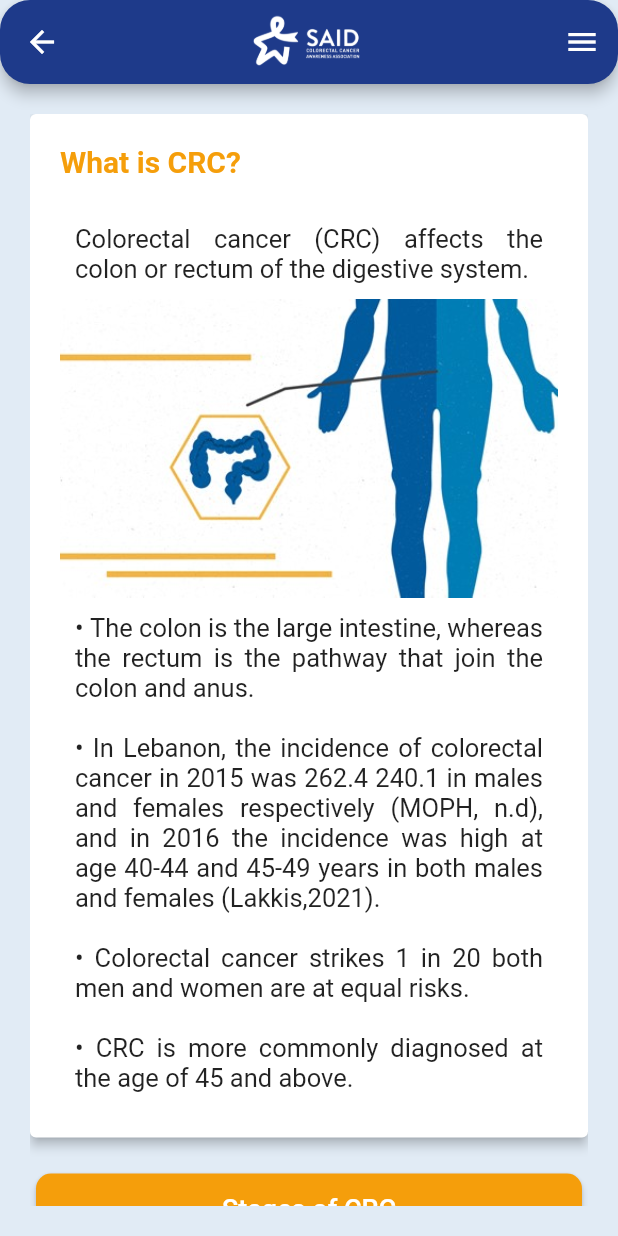
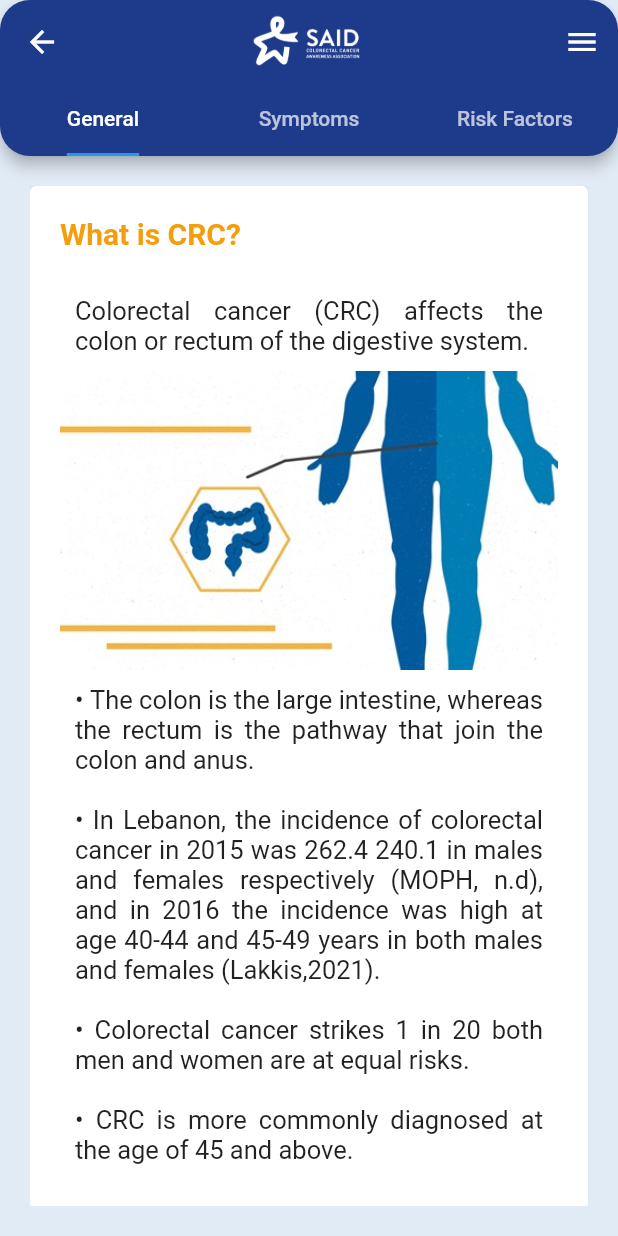
Before and after one commit to mohammed-ezzedine/said, a Flutter app: the screen it shows after launch, after a tap on "What is CRC?", on a phone screen of 412 x 824 dp. Run offline on Flutter 3.47's test engine with Material 2 defaults, Android fonts, the phone set to English and light mode, and no system bars; our stand-ins replace timelines; generated files the repository leaves out were written again.

Commit message:
Move symptoms and risks into introduction

```diff
--- a/lib/components/said-appbar.dart
+++ b/lib/components/said-appbar.dart
@@ -5,7 +5,14 @@
   // Localizations.
 }
 
-saidAppbar({ required BuildContext context, bool withArrowBack = false}) => AppBar(
+const List<Widget> emptyList = [];
+
+saidAppbar({
+  required BuildContext context,
+  bool withArrowBack = false,
+  bool hasTabs = false,
+  List<Widget> tabsIcons = emptyList
+}) => AppBar(
   automaticallyImplyLeading: true,
   title: Image(
     image: AssetImage(
@@ -13,6 +20,13 @@
     ),
     height: 40,
   ),
+  bottom: (hasTabs)? TabBar(
+    tabs: [
+      for (Widget icon in tabsIcons)
+        Tab(icon: icon)
+    ],
+    indicatorSize: TabBarIndicatorSize.label,
+  ): null,
   leading: (withArrowBack)? IconButton(
     onPressed: () {
       Navigator.pop(context);
--- a/lib/components/said-home-card.dart
+++ b/lib/components/said-home-card.dart
@@ -10,7 +10,10 @@
     Color this.textColor = Colors.blue,
     Color this.backgroundColor = Colors.white,
     double this.padLeft = 0,
-    double this.padRight = 0
+    double this.padRight = 0,
+    bool this.hasTabs = false,
+    List<Widget> this.tabsIcons = emptyList,
+    List<Widget> this.tabsBodies = emptyList
   }) : super(key: key);
 
   final String title;
@@ -21,6 +24,11 @@
   final double padLeft;
   final String icon;
 
+  final bool hasTabs;
+  final List<Widget> tabsIcons;
+  final List<Widget> tabsBodies;
+
+  static const List<Widget> emptyList = [];
 
   @override
   Widget build(BuildContext context) {
@@ -37,6 +45,9 @@
             Navigator.push(context, MaterialPageRoute(builder: (context) => SaidScaffold(
               body: linkTo,
               hasParent: true,
+              hasTabs: hasTabs,
+              tabsIcons: tabsIcons,
+              tabsBodies: tabsBodies,
             )));
           },
           child: Padding(
--- a/lib/components/said-scaffold.dart
+++ b/lib/components/said-scaffold.dart
@@ -4,13 +4,39 @@
 import './said-drawer.dart';
 
 class SaidScaffold extends StatelessWidget {
-  const SaidScaffold({ Key? key, required Widget this.body, bool this.hasParent = false }) : super(key: key);
+  const SaidScaffold({
+    Key? key,
+    required Widget this.body,
+    bool this.hasParent = false,
+    bool this.hasTabs = false,
+    List<Widget> this.tabsIcons = emptyList,
+    List<Widget> this.tabsBodies = emptyList
+  }) : super(key: key);
 
   final Widget body;
   final bool hasParent;
+  final bool hasTabs;
+  final List<Widget> tabsIcons;
+  final List<Widget> tabsBodies;
 
-  @override
-  Widget build(BuildContext context) {
+  static const List<Widget> emptyList = [];
+
+  Widget getTabbedScaffold(BuildContext context) {
+    return Scaffold(
+      appBar: saidAppbar(
+        context: context,
+        withArrowBack: hasParent,
+        hasTabs: true,
+        tabsIcons: tabsIcons
+      ),
+      body: TabBarView(
+        children: tabsBodies,
+      ),
+      endDrawer: SaidDrawer(),
+    );
+  }
+
+  Widget getUntabbedScaffold(BuildContext context) {
     return Scaffold(
       appBar: saidAppbar(
         context: context,
@@ -20,4 +46,12 @@
       endDrawer: SaidDrawer(),
     );
   }
+
+  @override
+  Widget build(BuildContext context) {
+    return (hasTabs)?  DefaultTabController(
+      length: tabsIcons.length,
+      child: getTabbedScaffold(context)
+    ) : getUntabbedScaffold(context);
   }
+}
--- a/lib/l10n/app_ar.arb
+++ b/lib/l10n/app_ar.arb
@@ -1,11 +1,14 @@
 {
+    "general": "عام",
     "introduction": "ما هو سرطان القولون؟",
     "preventionImportance": "أهمية محاربة سرطان القولون",
     "riskFactors": "عوامل خطر سرطان القولون",
+    "riskFactorsTitle": "العوامل",
     "saidNgo": "جمعية سعيد",
     "screeningImportance": "أهمية الفحص",
     "settings": "الإعدادات",
     "stage": "المرحلة",
     "stages": "مراحل تطور سرطان القولون",
-    "symptoms": "عوارض سرطان القولون"
+    "symptoms": "عوارض سرطان القولون",
+    "symptomsTitle": "العوارض"
 }
--- a/lib/l10n/app_en.arb
+++ b/lib/l10n/app_en.arb
@@ -1,4 +1,5 @@
 {
+    "general": "General",
     "introduction": "What is CRC?",
     "key11": "Colorectal cancer (CRC) affects the colon or rectum of the digestive system.",
     "key12": "The colon is the large intestine, whereas the rectum is the pathway that join the colon and anus.",
@@ -6,7 +7,22 @@
     "key14": "Colorectal cancer strikes 1 in 20 both men and women are at equal risks.",
     "key15": "CRC is more commonly diagnosed at the age of 45 and above.",
     "preventionImportance": "Importance of Prevention",
+    "riskAverage": "Average Risk",
+    "riskAverageIntro": "Average risk individuals are those who have a sedentary lifestyle i.e. Lack of physical activity",
+    "riskAverageMsg1": "High intake of alcohol (more than xxx)",
+    "riskAverageMsg2": "Tobacco use (cigarette, arghile, e-cigarette)",
+    "riskAverageMsg3": "A diet that is low with fibers, vegetables, and fruits, and high with fat",
+    "riskAverageMsg4": "Being obese or overweight",
+    "riskAverageMsg5": "Age above 45 years",
+    "riskAverageMsg6": "High consumption of processed and red meat",
+    "riskHigh": "High Risk",
+    "riskHighIntro": "High risk individuals",
+    "riskHighMsg1": "Family history with colorectal cancer",
+    "riskHighMsg2": "Inflammatory bowel disease",
+    "riskHighMsg3": "Personal history of cancer including CRC",
     "riskFactors": "Risk Factors of CRC",
+    "riskFactorsTitle": "Risk Factors",
+    "riskFactorsIntro": "There are two groups of population:",
     "saidNgo": "SAID NGO",
     "screeningImportance": "Importance of Screening",
     "settings": "Settings",
@@ -21,6 +37,7 @@
     "stage4": "is called the Duke D colon cancer is when the cancer has spread to otherorgans of the body.",
     "symptoms": "Symptoms of CRC",
     "symptomsIntro": "Symptoms of colorectal cancer:",
+    "symptomsTitle": "Symptoms",
     "symptom1": "Most of the time, no symptom",
     "symptom2": "Stomach pain and change in the bowel habits",
     "symptom3": "Weakness and fatigue",
--- a/lib/pages/home.dart
+++ b/lib/pages/home.dart
@@ -1,6 +1,7 @@
 import 'package:flutter/material.dart';
 import 'package:flutter_gen/gen_l10n/app_localizations.dart';
 import 'package:said/components/said-home-card.dart';
+import 'package:said/pages/risks.dart';
 import 'package:said/pages/symptoms.dart';
 
 import './introduction.dart';
@@ -30,29 +31,17 @@
                   child: SaidCard(
                     title: AppLocalizations.of(context)!.introduction,
                     linkTo: IntroductionWidget(),
-                  )
-                )
-              ],
-            ),
-          ),
-          Padding(
-            padding: EdgeInsets.only(bottom: gapPadding),
-            child:  Row(
-              children: [
-                Expanded(
-                  child: SaidCard(
-                    title: AppLocalizations.of(context)!.symptoms,
-                    linkTo: Symptoms(),
-                    padRight: gapPadding / 2,
-                    icon: 'symptoms.png',
-                  )
-                ),
-                Expanded(
-                  child: SaidCard(
-                    title: AppLocalizations.of(context)!.riskFactors,
-                    linkTo: IntroductionWidget(),
-                    padLeft: gapPadding / 2,
-                    icon: 'caution.png',
+                    hasTabs: true,
+                    tabsIcons: [
+                      Text(AppLocalizations.of(context)!.general),
+                      Text(AppLocalizations.of(context)!.symptomsTitle),
+                      Text(AppLocalizations.of(context)!.riskFactorsTitle),
+                    ],
+                    tabsBodies: [
+                      IntroductionWidget(),
+                      Symptoms(),
+                      RiskFactors(),
+                    ],
                   )
                 )
               ],
```
Also changed, not shown: lib/pages/risks.dart (added, +143 -0 lines). Lines whose indentation alone changed are shown as unchanged.
